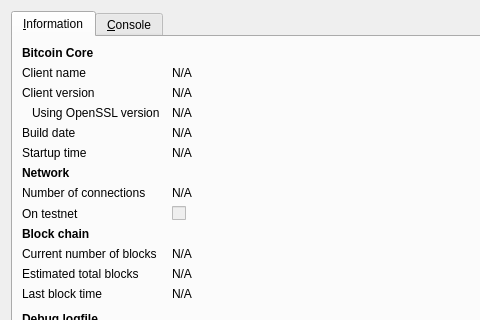
This is src/qt/forms/rpcconsole.ui in Pranz/smallchange as Qt 5 draws it before an edit; both pictures show x 0 to 480 and y 0 to 320 of the 740 by 450 pixel window. The edited form follows.
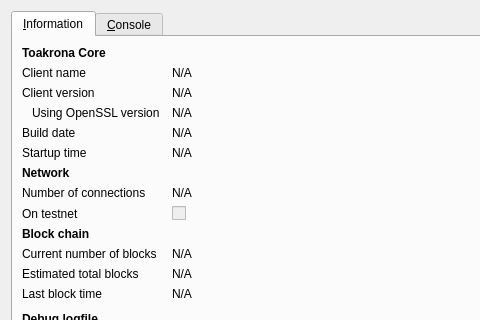
This is the edited form. Icons and pictures are not drawn.

```diff
--- a/src/qt/forms/rpcconsole.ui
+++ b/src/qt/forms/rpcconsole.ui
@@ -36,7 +36,7 @@
           </font>
          </property>
          <property name="text">
-          <string>Bitcoin Core</string>
+          <string>Toakrona Core</string>
          </property>
         </widget>
        </item>
```
Left out of the diff: 4 changed lines with no effect on the pictures.
